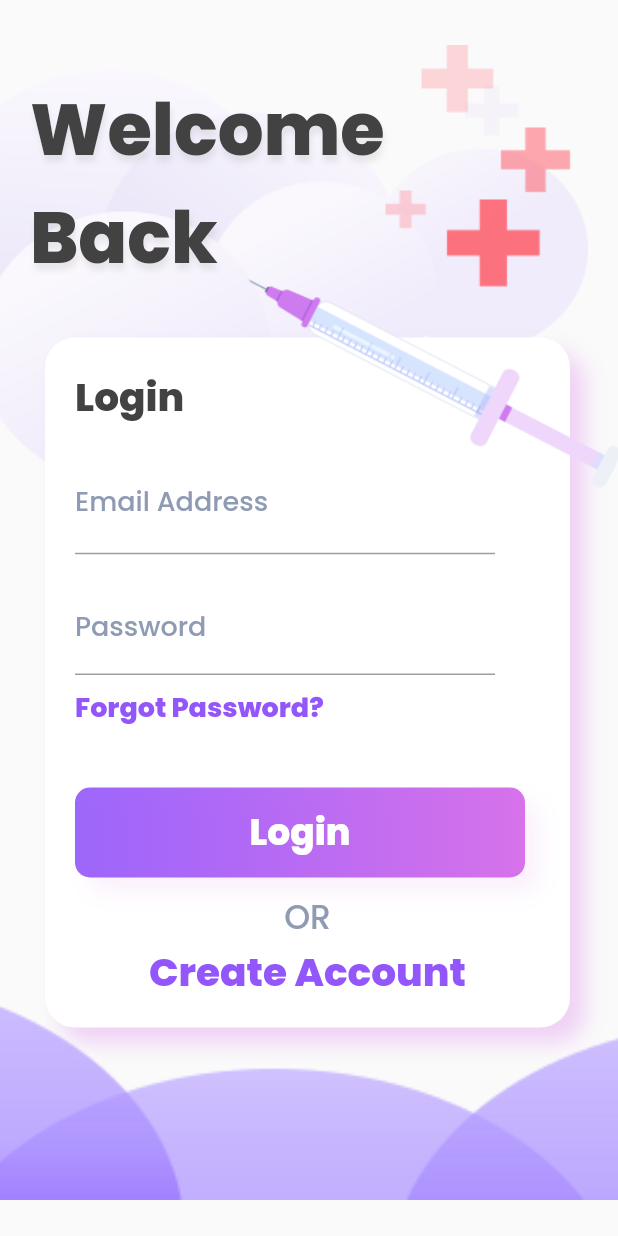
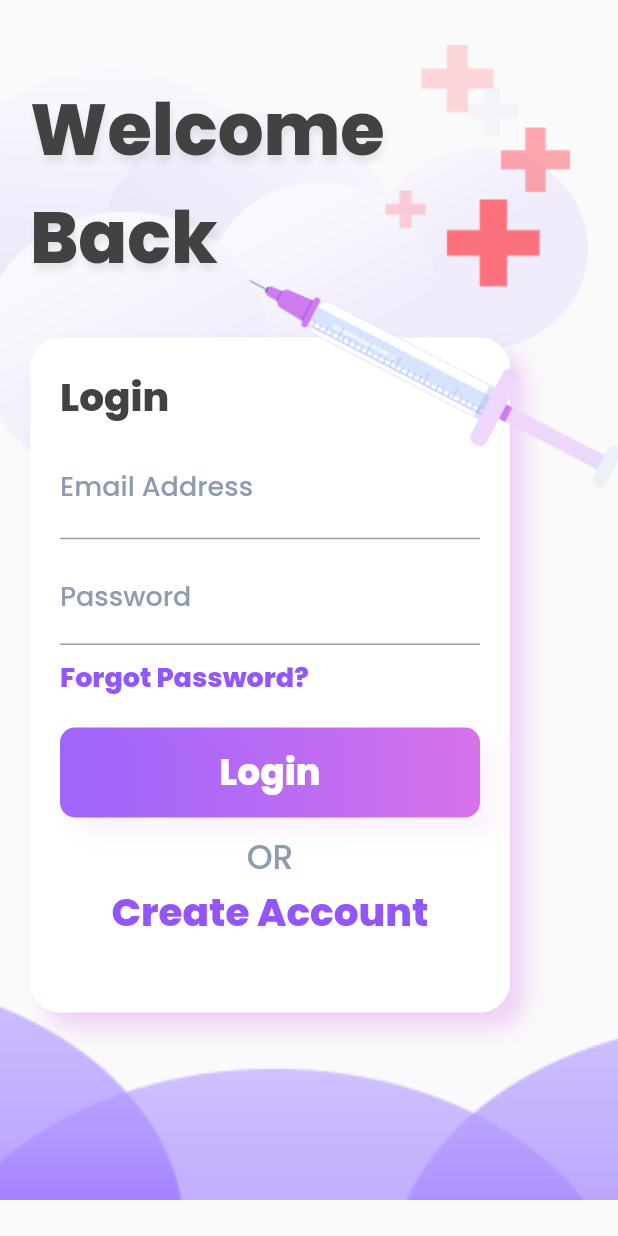
Before and after one commit to ayushshah31/BitNBuild, a Flutter app: the screen it shows after launch, after a tap on "Get Started", on a phone screen of 412 x 824 dp. Run offline on Flutter 3.47's test engine with Material 2 defaults, Android fonts, the phone set to English and light mode, and no system bars; our stand-ins replace firebase_auth, firebase_core, firebase_database, get, google_nav_bar; missing offline and left inert: dart:ffi; accounts and stored records are empty.

Commit message:
device changes

```diff
--- a/lib/pages/doctor_bottombar.dart
+++ b/lib/pages/doctor_bottombar.dart
@@ -41,6 +41,7 @@ class _DoctorBottomBarState extends State<DoctorBottomBar> {
       child: Scaffold(
         body: mainTabs[_selectedIndex],
         bottomNavigationBar: BottomNavigationBar(
+          unselectedItemColor: Colors.indigo,
           items: [
             BottomNavigationBarItem(
                 icon: Icon(Icons.calendar_today),
--- a/lib/pages/get_started.dart
+++ b/lib/pages/get_started.dart
@@ -47,7 +47,7 @@ class _GetStartedState extends State<GetStarted> {
               child: Container(
                   padding: EdgeInsets.only(left: 10),
                   height: 380,
-                  width: 400,
+                  width: 360,
                   decoration: BoxDecoration(
                       // color: Colors.cyan,
                       image: DecorationImage(
@@ -64,7 +64,7 @@ class _GetStartedState extends State<GetStarted> {
         Center(
           child: Container(
             height: 60,
-            width: 360,
+            width: 320,
             child: Center(
               child: TextButton(
                   onPressed: () {
--- a/lib/pages/login_page.dart
+++ b/lib/pages/login_page.dart
@@ -69,10 +69,10 @@ class _LoginPageState extends State<LoginPage> {
                 ),
                 Positioned(
                   top: 225,
-                  left: 30,
+                  left: 20,
                   child: Container(
-                    height: 460,
-                    width: 350,
+                    height: 450,
+                    width: 320,
                     decoration: BoxDecoration(
                       borderRadius: BorderRadius.circular(20),
                       color: Color(0xFFFFFFFF),
@@ -101,7 +101,7 @@ class _LoginPageState extends State<LoginPage> {
                             ),
                           ),
                           SizedBox(
-                            height: 20,
+                            height: 10,
                           ),
                           Container(
                             width: 300,
@@ -129,7 +129,7 @@ class _LoginPageState extends State<LoginPage> {
                                 )),
                           ),
                           SizedBox(
-                            height: 20,
+                            height: 10,
                           ),
                           Container(
                             width: 300,
@@ -172,13 +172,13 @@ class _LoginPageState extends State<LoginPage> {
                             ),
                           ),
                           SizedBox(
-                            height: 40,
+                            height: 20,
                           ),
                           Padding(
                             padding: const EdgeInsets.only(left: 20.0),
                             child: Container(
                               height: 60,
-                              width: 300,
+                              width: 280,
                               child: Center(
                                 child: TextButton(
                                     onPressed: () async{
```
Also changed, not shown: lib/pages/schedule_dr.dart (+12 -4 lines).
